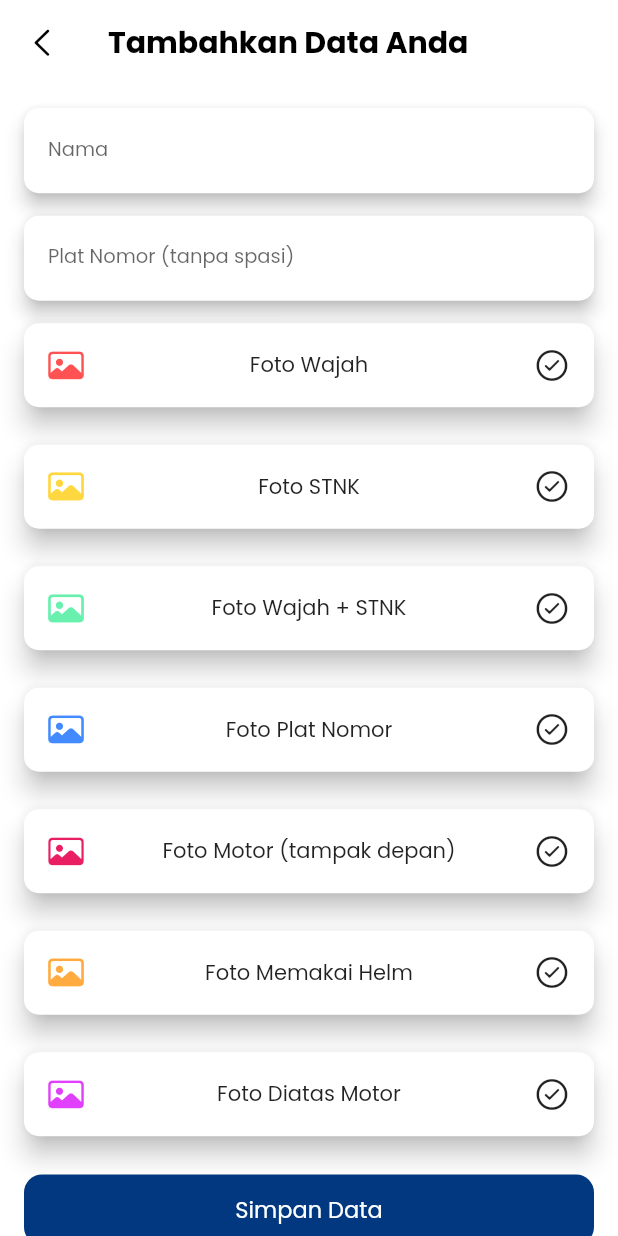
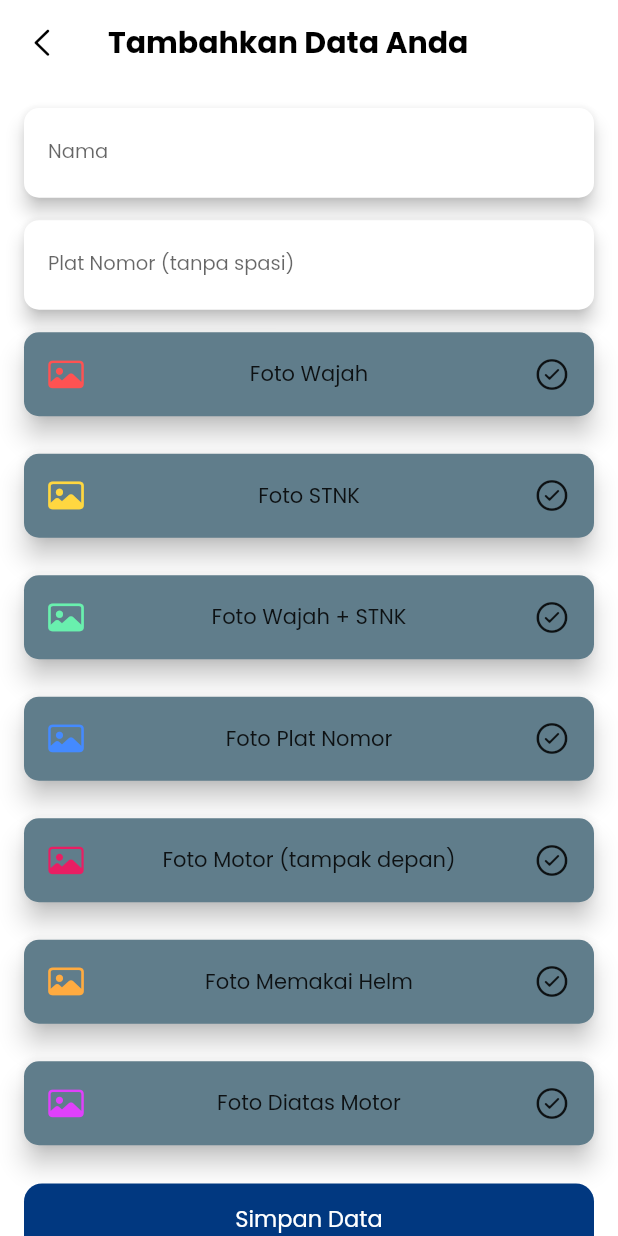
Before and after one commit to daudhiyaa/stnkless-app, a Flutter app: the FormPage screen opened directly with empty values, on a phone screen of 412 x 824 dp. Run offline on Flutter 3.47's test engine with Material 2 defaults, Android fonts, the phone set to English and light mode, and no system bars; our stand-ins replace cloud_firestore, firebase_auth, firebase_core, firebase_storage, font_awesome_flutter, image_cropper and 1 more; accounts and stored records are empty; generated files the repository leaves out were written again.

Commit message:
feat(UI): handling upload file

```diff
--- a/lib/screens/user/form.dart
+++ b/lib/screens/user/form.dart
@@ -7,6 +7,7 @@ import 'package:flutter/material.dart';
 import 'package:image_cropper/image_cropper.dart';
 import 'package:image_picker/image_picker.dart';
 import 'package:stnkless/components/button/button.dart';
+import 'package:stnkless/components/popup_modal.dart';
 
 import 'package:stnkless/components/snackbar.dart';
 import 'package:stnkless/constants/color.dart';
@@ -16,8 +17,14 @@ import 'package:stnkless/screens/user/home.dart';
 class FormPage extends StatefulWidget {
   final String uid;
   final int countData;
+  final List<Map<String, String>> listData;
 
-  const FormPage({super.key, required this.uid, required this.countData});
+  const FormPage({
+    super.key,
+    required this.uid,
+    required this.countData,
+    required this.listData,
+  });
 
   @override
   State<FormPage> createState() => _FormPageState();
@@ -25,16 +32,52 @@ class FormPage extends StatefulWidget {
 
 class _FormPageState extends State<FormPage> {
   final ImagePicker imagePicker = ImagePicker();
-  String imagePath = '';
   dynamic ref;
 
+  Map<String, String> imagePath = {
+    listDirectoryName[0]: "",
+    listDirectoryName[1]: "",
+    listDirectoryName[2]: "",
+    listDirectoryName[3]: "",
+    listDirectoryName[4]: "",
+    listDirectoryName[5]: "",
+    listDirectoryName[6]: "",
+  };
+
+  List<Map<String, String>> listData = [];
+
   Future<void> saveData() async {
+    if (textFieldData[0]["controller"].text.isEmpty ||
+        textFieldData[1]["controller"].text.isEmpty) {
+      final snackBar = customSnackBar('Nama dan Plat Nomor tidak boleh kosong');
+      ScaffoldMessenger.of(context).showSnackBar(snackBar);
+      return;
+    } else if (imagePath[listDirectoryName[0]] == "" ||
+        imagePath[listDirectoryName[1]] == "" ||
+        imagePath[listDirectoryName[2]] == "" ||
+        imagePath[listDirectoryName[3]] == "" ||
+        imagePath[listDirectoryName[4]] == "" ||
+        imagePath[listDirectoryName[5]] == "" ||
+        imagePath[listDirectoryName[6]] == "") {
+      final snackBar = customSnackBar('Semua foto harus diisi');
+      ScaffoldMessenger.of(context).showSnackBar(snackBar);
+      return;
+    }
+
+    listData.add({
+      'nama': textFieldData[0]["controller"].text,
+      'plat_nomor': textFieldData[1]["controller"].text,
+    });
+
     try {
       await FirebaseFirestore.instance
           .collection('users')
           .doc(widget.uid)
           .update(
-        {'countData': widget.countData + 1},
+        {
+          'countData': widget.countData + 1,
+          'listData': listData,
+        },
       );
 
       setState(() {
@@ -78,7 +121,7 @@ class _FormPageState extends State<FormPage> {
                           Navigator.of(context).pop();
                           _pickImage(
                             ImageSource.camera,
-                            directoryName[index],
+                            listDirectoryName[index],
                           );
                         },
                         style: ElevatedButton.styleFrom(
@@ -99,7 +142,7 @@ class _FormPageState extends State<FormPage> {
                           Navigator.of(context).pop();
                           _pickImage(
                             ImageSource.gallery,
-                            directoryName[index],
+                            listDirectoryName[index],
                           );
                         },
                         style: ElevatedButton.styleFrom(
@@ -144,10 +187,24 @@ class _FormPageState extends State<FormPage> {
         .child(directoryName);
     final res = await ref.putFile(File(path), metadata);
     final fileUrl = await res.ref.getDownloadURL();
+
+    setState(() {
+      imagePath[directoryName] = fileUrl;
+    });
+
+    if (mounted) {
+      showPopupModal(
+        context,
+        CupertinoIcons.checkmark_alt_circle,
+        "$directoryName Berhasil Diupload",
+      );
+    }
   }
 
   @override
   void initState() {
+    listData = widget.listData;
+    setState(() {});
     super.initState();
   }
 
@@ -194,6 +251,7 @@ class _FormPageState extends State<FormPage> {
                             padding: const EdgeInsets.symmetric(horizontal: 16),
                             child: TextField(
                               controller: textFieldData[index]["controller"],
+                              style: const TextStyle(fontFamily: 'Poppins'),
                               decoration: InputDecoration(
                                 border: InputBorder.none,
                                 labelText: textFieldData[index]["label"],
@@ -215,7 +273,11 @@ class _FormPageState extends State<FormPage> {
                               },
                               child: Card(
                                 margin: const EdgeInsets.only(bottom: 25),
-                                color: Colors.white,
+                                color: imagePath[listDirectoryName[
+                                            index - textFieldData.length]] ==
+                                        ""
+                                    ? Colors.blueGrey
+                                    : Colors.white,
                                 elevation: 7,
                                 shape: RoundedRectangleBorder(
                                   borderRadius: BorderRadius.circular(10),
```
